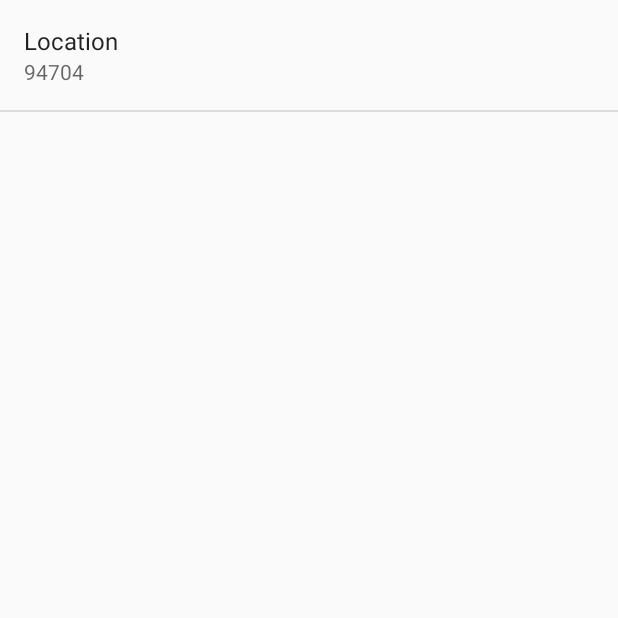
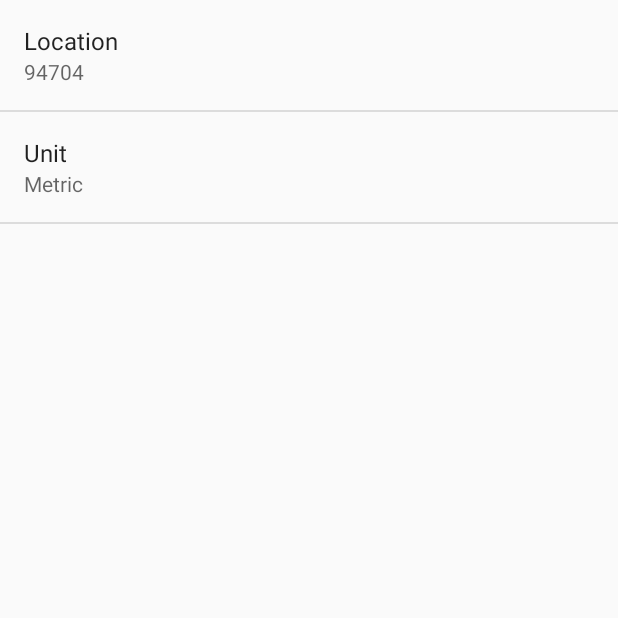
Before and after one commit to DrakeW/Sunshine_Android, an Android app: the screen it shows after launch (SettingsActivity), in the options menu, after a tap on "Settings", on a phone screen of 412 x 824 dp, the top half of it. Run offline under Robolectric (Android 15) with nearby library versions, the phone set to English and light mode, and no system bars.

Commit message:
added settings for temperature unit

```diff
--- a/app/src/main/java/com/example/junyuwang/sunshine/app/ForecastFragment.java
+++ b/app/src/main/java/com/example/junyuwang/sunshine/app/ForecastFragment.java
@@ -100,11 +100,12 @@ public class ForecastFragment extends Fragment {
         String location = prefs.getString(getString(R.string.pref_location_key), getString(R.string.pref_location_default));
         task.execute(location);
     }
-}
 
-class FetchWeatherTask extends AsyncTask<String, Void, String[]> {
 
-    private static String LOG_TAG = FetchWeatherTask.class.getSimpleName();
+
+    public class FetchWeatherTask extends AsyncTask<String, Void, String[]> {
+
+        private final String LOG_TAG = FetchWeatherTask.class.getSimpleName();
 
         @Override
         protected String[] doInBackground(String... params) {
@@ -179,7 +180,10 @@ class FetchWeatherTask extends AsyncTask<String, Void, String[]> {
                 }
                 forecastJsonStr = buffer.toString();
 
-            WeatherDataParser jsonParser = new WeatherDataParser(forecastJsonStr, numDays);
+                SharedPreferences pref = PreferenceManager.getDefaultSharedPreferences(getActivity());
+                String unit_type = pref.getString(getString(R.string.pref_unit_key), getString(R.string.pref_unit_default));
+
+                WeatherDataParser jsonParser = new WeatherDataParser(forecastJsonStr, numDays, unit_type);
 
                 try {
                     weatherInfo = jsonParser.getWeatherDataFromJson();
@@ -218,3 +222,4 @@ class FetchWeatherTask extends AsyncTask<String, Void, String[]> {
             }
         }
     }
+}
--- a/app/src/main/java/com/example/junyuwang/sunshine/app/SettingsActivity.java
+++ b/app/src/main/java/com/example/junyuwang/sunshine/app/SettingsActivity.java
@@ -25,6 +25,7 @@ public class SettingsActivity extends PreferenceActivity
         // For all preferences, attach an OnPreferenceChangeListener so the UI summary can be
         // updated when the preference changes.
         bindPreferenceSummaryToValue(findPreference(getString(R.string.pref_location_key)));
+        bindPreferenceSummaryToValue(findPreference(getString(R.string.pref_unit_key)));
     }
 
     /**
--- a/app/src/main/res/values/strings.xml
+++ b/app/src/main/res/values/strings.xml
@@ -64,7 +64,21 @@
     <string name="pref_title_vibrate">Vibrate</string>
 
     <string name="pref_location_label" translatable="false">Location</string>
-    <string name="pref_location_key" translatable="false">Location</string>
+    <string name="pref_location_key" translatable="false">location</string>
     <string name="pref_location_default" translatable="false">94704</string>
 
+    <string name="pref_unit_label" translatable="true">Unit</string>
+    <string name="pref_unit_key" translatable="false">unit</string>
+    <string name="pref_unit_default" translatable="true">metric</string>
+    <string name="pref_unit_imperial" translatable="true">imperial</string>
+    <string name="pref_unit_metric" translatable="true">metric</string>
+    <string-array name="pref_unit_labels">
+        <item>Metric</item>
+        <item>Imperial</item>
+    </string-array>
+    <string-array name="pref_unit_values">
+        <item>@string/pref_unit_metric</item>
+        <item>@string/pref_unit_imperial</item>
+    </string-array>
+
 </resources>
--- a/app/src/main/res/xml/pref_general.xml
+++ b/app/src/main/res/xml/pref_general.xml
@@ -6,4 +6,11 @@
         android:inputType="text"
         android:singleLine="true" />
 
+    <ListPreference
+        android:title="@string/pref_unit_label"
+        android:key="@string/pref_unit_key"
+        android:entries="@array/pref_unit_labels"
+        android:entryValues="@array/pref_unit_values"
+        android:defaultValue="@string/pref_unit_default" />
+
 </PreferenceScreen>
```
Also changed, not shown: app/src/main/java/com/example/junyuwang/sunshine/app/WeatherDataParser.java (+15 -9 lines). Lines whose indentation alone changed are shown as unchanged.
